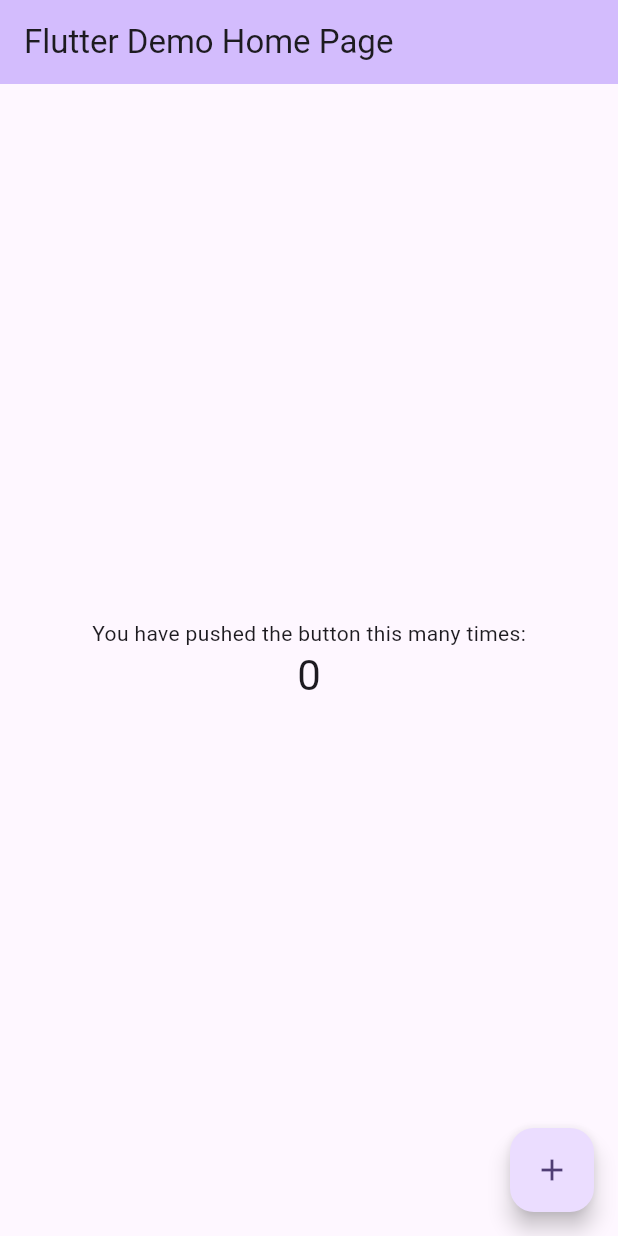
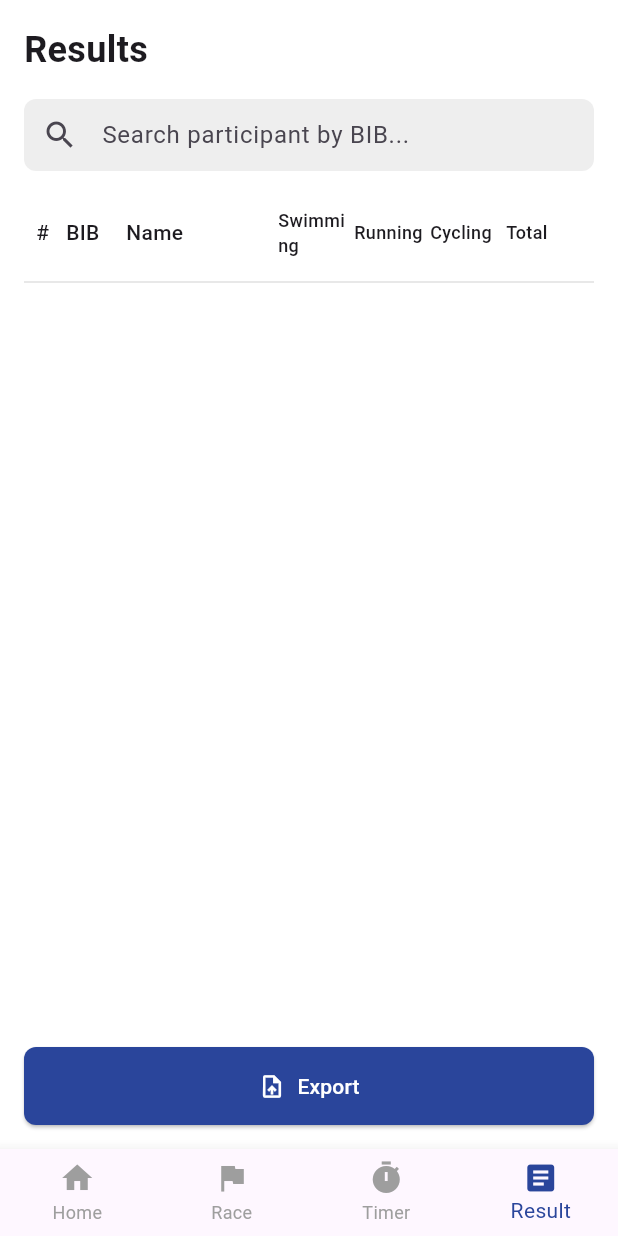
Before and after one commit to SamnangKong426/sport_chrono, a Flutter app: the screen it shows after launch, on a phone screen of 412 x 824 dp. Run offline on Flutter 3.47's test engine with Material 3 defaults, Android fonts, the phone set to English and light mode, and no system bars.

Commit message:
results_screen 80% finish

```diff
--- a/lib/main.dart
+++ b/lib/main.dart
@@ -1,122 +1,256 @@
 import 'package:flutter/material.dart';
 
-void main() {
-  runApp(const MyApp());
+// Simple data model for athlete results
+class AthleteResult {
+  final String bib;
+  final String name;
+  final String swimming;
+  final String running;
+  final String cycling;
+  final String total;
+
+  AthleteResult({
+    required this.bib,
+    required this.name,
+    required this.swimming,
+    required this.running,
+    required this.cycling,
+    required this.total,
+  });
 }
 
-class MyApp extends StatelessWidget {
-  const MyApp({super.key});
+class ResultsScreen extends StatefulWidget {
+  const ResultsScreen({Key? key}) : super(key: key);
 
-  // This widget is the root of your application.
+  @override
+  State<ResultsScreen> createState() => _ResultsScreenState();
+}
+
+class _ResultsScreenState extends State<ResultsScreen> {
+  final TextEditingController _searchController = TextEditingController();
+
+  // This is your placeholder data - replace with your own data source
+  final List<AthleteResult> results = [
+    // recording data
+  ];
+
   @override
   Widget build(BuildContext context) {
-    return MaterialApp(
-      title: 'Flutter Demo',
-      theme: ThemeData(
-        // This is the theme of your application.
-        //
-        // TRY THIS: Try running your application with "flutter run". You'll see
-        // the application has a purple toolbar. Then, without quitting the app,
-        // try changing the seedColor in the colorScheme below to Colors.green
-        // and then invoke "hot reload" (save your changes or press the "hot
-        // reload" button in a Flutter-supported IDE, or press "r" if you used
-        // the command line to start the app).
-        //
-        // Notice that the counter didn't reset back to zero; the application
-        // state is not lost during the reload. To reset the state, use hot
-        // restart instead.
-        //
-        // This works for code too, not just values: Most code changes can be
-        // tested with just a hot reload.
-        colorScheme: ColorScheme.fromSeed(seedColor: Colors.deepPurple),
+    return Scaffold(
+      backgroundColor: Colors.white,
+      body: SafeArea(
+        child: Padding(
+          padding: const EdgeInsets.symmetric(horizontal: 16.0),
+          child: Column(
+            crossAxisAlignment: CrossAxisAlignment.stretch,
+            children: [
+              const SizedBox(height: 16),
+              // Title
+              const Text(
+                'Results',
+                style: TextStyle(fontSize: 24, fontWeight: FontWeight.bold),
+              ),
+              const SizedBox(height: 16),
+              // Search bar
+              TextField(
+                controller: _searchController,
+                decoration: InputDecoration(
+                  hintText: 'Search participant by BIB...',
+                  prefixIcon: const Icon(Icons.search),
+                  border: OutlineInputBorder(
+                    borderRadius: BorderRadius.circular(8.0),
+                    borderSide: BorderSide.none,
+                  ),
+                  filled: true,
+                  fillColor: Colors.grey[200],
+                  contentPadding: const EdgeInsets.symmetric(vertical: 0),
+                ),
+              ),
+              const SizedBox(height: 16),
+              // Table header
+              Container(
+                padding: const EdgeInsets.symmetric(
+                  vertical: 8.0,
+                  horizontal: 8.0,
+                ),
+                child: Row(
+                  children: const [
+                    SizedBox(
+                      width: 20,
+                      child: Text(
+                        '#',
+                        style: TextStyle(fontWeight: FontWeight.w500),
+                      ),
+                    ),
+                    SizedBox(
+                      width: 40,
+                      child: Text(
+                        'BIB',
+                        style: TextStyle(fontWeight: FontWeight.w500),
+                      ),
+                    ),
+                    Expanded(
+                      flex: 2,
+                      child: Text(
+                        'Name',
+                        style: TextStyle(fontWeight: FontWeight.w500),
+                      ),
+                    ),
+                    Expanded(
+                      child: Text(
+                        'Swimming',
+                        style: TextStyle(
+                          fontWeight: FontWeight.w500,
+                          fontSize: 12,
+                        ),
+                      ),
+                    ),
+                    Expanded(
+                      child: Text(
+                        'Running',
+                        style: TextStyle(
+                          fontWeight: FontWeight.w500,
+                          fontSize: 12,
+                        ),
+                      ),
+                    ),
+                    Expanded(
+                      child: Text(
+                        'Cycling',
+                        style: TextStyle(
+                          fontWeight: FontWeight.w500,
+                          fontSize: 12,
+                        ),
+                      ),
+                    ),
+                    Expanded(
+                      child: Text(
+                        'Total',
+                        style: TextStyle(
+                          fontWeight: FontWeight.w500,
+                          fontSize: 12,
+                        ),
+                      ),
+                    ),
+                  ],
+                ),
+              ),
+              Divider(color: Colors.grey[300]),
+              // Results list
+              Expanded(
+                child: ListView.builder(
+                  itemCount: results.length,
+                  itemBuilder: (context, index) {
+                    final result = results[index];
+                    return Container(
+                      padding: const EdgeInsets.symmetric(
+                        vertical: 8.0,
+                        horizontal: 8.0,
+                      ),
+                      decoration: BoxDecoration(
+                        border: Border(
+                          bottom: BorderSide(color: Colors.grey[200]!),
+                        ),
+                      ),
+                      child: Row(
+                        children: [
+                          SizedBox(width: 20, child: Text('${index + 1}')),
+                          SizedBox(width: 40, child: Text(result.bib)),
+                          Expanded(
+                            flex: 2,
+                            child: Text(
+                              result.name,
+                              style: const TextStyle(
+                                fontWeight: FontWeight.w500,
+                              ),
+                            ),
+                          ),
+                          Expanded(
+                            child: Text(
+                              result.swimming,
+                              style: const TextStyle(fontSize: 12),
+                            ),
+                          ),
+                          Expanded(
+                            child: Text(
+                              result.running,
+                              style: const TextStyle(fontSize: 12),
+                            ),
+                          ),
+                          Expanded(
+                            child: Text(
+                              result.cycling,
+                              style: const TextStyle(fontSize: 12),
+                            ),
+                          ),
+                          Expanded(
+                            child: Text(
+                              result.total,
+                              style: const TextStyle(fontSize: 12),
+                            ),
+                          ),
+                        ],
+                      ),
+                    );
+                  },
+                ),
+              ),
+              const SizedBox(height: 16),
+              // Export button
+              ElevatedButton.icon(
+                onPressed: () {
+                  // Here you would implement your export functionality
+                },
+                icon: const Icon(Icons.upload_file),
+                label: const Text('Export'),
+                style: ElevatedButton.styleFrom(
+                  backgroundColor: const Color(0xFF2A459B),
+                  foregroundColor: Colors.white,
+                  padding: const EdgeInsets.symmetric(vertical: 16.0),
+                  shape: RoundedRectangleBorder(
+                    borderRadius: BorderRadius.circular(8.0),
+                  ),
+                ),
+              ),
+              const SizedBox(height: 16),
+            ],
+          ),
+        ),
       ),
-      home: const MyHomePage(title: 'Flutter Demo Home Page'),
+      bottomNavigationBar: BottomNavigationBar(
+        type: BottomNavigationBarType.fixed,
+        currentIndex: 3, // Results tab is selected
+        selectedItemColor: const Color(0xFF2A459B),
+        unselectedItemColor: Colors.grey,
+        items: const [
+          BottomNavigationBarItem(icon: Icon(Icons.home), label: 'Home'),
+          BottomNavigationBarItem(icon: Icon(Icons.flag), label: 'Race'),
+          BottomNavigationBarItem(icon: Icon(Icons.timer), label: 'Timer'),
+          BottomNavigationBarItem(icon: Icon(Icons.article), label: 'Result'),
+        ],
+      ),
     );
   }
 }
 
-class MyHomePage extends StatefulWidget {
-  const MyHomePage({super.key, required this.title});
-
-  // This widget is the home page of your application. It is stateful, meaning
-  // that it has a State object (defined below) that contains fields that affect
-  // how it looks.
-
-  // This class is the configuration for the state. It holds the values (in this
-  // case the title) provided by the parent (in this case the App widget) and
-  // used by the build method of the State. Fields in a Widget subclass are
-  // always marked "final".
-
-  final String title;
-
-  @override
-  State<MyHomePage> createState() => _MyHomePageState();
+// Main app entry point
+void main() {
+  runApp(const TriathlonApp());
 }
 
-class _MyHomePageState extends State<MyHomePage> {
-  int _counter = 0;
-
-  void _incrementCounter() {
-    setState(() {
-      // This call to setState tells the Flutter framework that something has
-      // changed in this State, which causes it to rerun the build method below
-      // so that the display can reflect the updated values. If we changed
-      // _counter without calling setState(), then the build method would not be
-      // called again, and so nothing would appear to happen.
-      _counter++;
-    });
-  }
+class TriathlonApp extends StatelessWidget {
+  const TriathlonApp({Key? key}) : super(key: key);
 
   @override
   Widget build(BuildContext context) {
-    // This method is rerun every time setState is called, for instance as done
-    // by the _incrementCounter method above.
-    //
-    // The Flutter framework has been optimized to make rerunning build methods
-    // fast, so that you can just rebuild anything that needs updating rather
-    // than having to individually change instances of widgets.
-    return Scaffold(
-      appBar: AppBar(
-        // TRY THIS: Try changing the color here to a specific color (to
-        // Colors.amber, perhaps?) and trigger a hot reload to see the AppBar
-        // change color while the other colors stay the same.
-        backgroundColor: Theme.of(context).colorScheme.inversePrimary,
-        // Here we take the value from the MyHomePage object that was created by
-        // the App.build method, and use it to set our appbar title.
-        title: Text(widget.title),
+    return MaterialApp(
+      title: 'Triathlon Results',
+      debugShowCheckedModeBanner: false,
+      theme: ThemeData(
+        primaryColor: const Color(0xFF2A459B),
+        scaffoldBackgroundColor: Colors.white,
       ),
-      body: Center(
-        // Center is a layout widget. It takes a single child and positions it
-        // in the middle of the parent.
-        child: Column(
-          // Column is also a layout widget. It takes a list of children and
-          // arranges them vertically. By default, it sizes itself to fit its
-          // children horizontally, and tries to be as tall as its parent.
-          //
-          // Column has various properties to control how it sizes itself and
-          // how it positions its children. Here we use mainAxisAlignment to
-          // center the children vertically; the main axis here is the vertical
-          // axis because Columns are vertical (the cross axis would be
-          // horizontal).
-          //
-          // TRY THIS: Invoke "debug painting" (choose the "Toggle Debug Paint"
-          // action in the IDE, or press "p" in the console), to see the
-          // wireframe for each widget.
-          mainAxisAlignment: MainAxisAlignment.center,
-          children: <Widget>[
-            const Text('You have pushed the button this many times:'),
-            Text(
-              '$_counter',
-              style: Theme.of(context).textTheme.headlineMedium,
-            ),
-          ],
-        ),
-      ),
-      floatingActionButton: FloatingActionButton(
-        onPressed: _incrementCounter,
-        tooltip: 'Increment',
-        child: const Icon(Icons.add),
-      ), // This trailing comma makes auto-formatting nicer for build methods.
+      home: const ResultsScreen(),
     );
   }
 }
```
